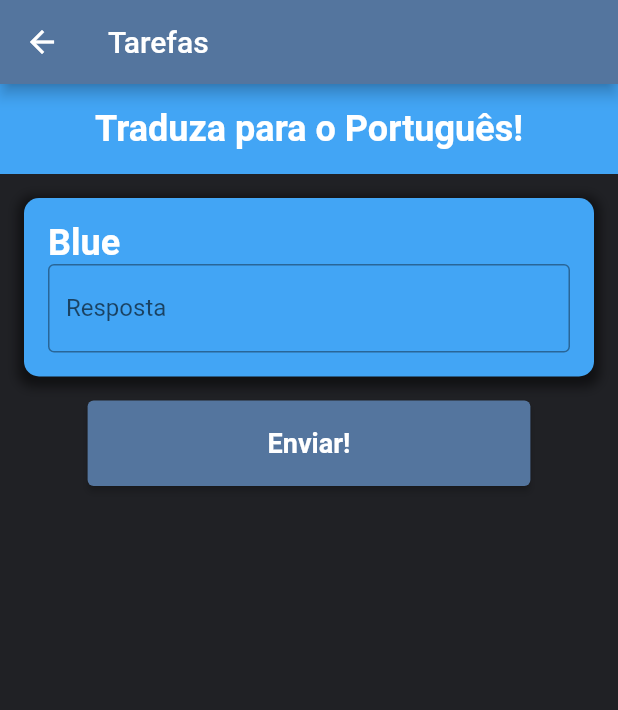
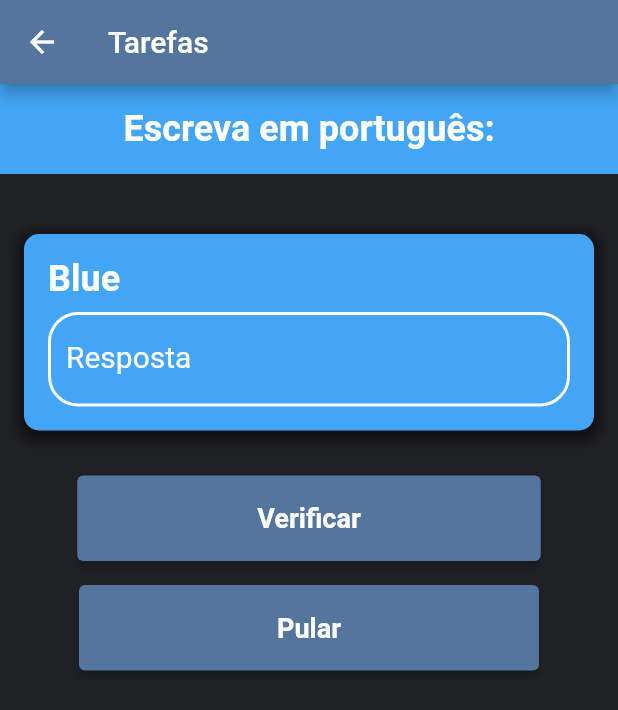
Before and after one commit to marcos-inja/app-estudo-de-ingles, a Flutter app: the TaskPage screen opened directly, on a phone screen of 412 x 824 dp. Shown: the top 710 px of the screen. Run offline on Flutter 3.47's test engine with Material 2 defaults, Android fonts, the phone set to English and light mode, and no system bars.

Commit message:
commit task full

```diff
--- a/unki/lib/pages/card_page.dart
+++ b/unki/lib/pages/card_page.dart
@@ -9,10 +9,12 @@ class CardPage extends StatelessWidget {
             onPressed: () {
               Navigator.push(
                 context,
+
                 MaterialPageRoute(builder: (context) => TaskPage()),
               );
             },
           ),
         ),
       );
+
 }
--- a/unki/lib/pages/task_page.dart
+++ b/unki/lib/pages/task_page.dart
@@ -1,3 +1,4 @@
+import 'package:flutter/cupertino.dart';
 import 'package:flutter/material.dart';
 
 class TaskPage extends StatelessWidget {
@@ -15,20 +16,23 @@ class TaskPage extends StatelessWidget {
       child: Column(
         crossAxisAlignment: CrossAxisAlignment.start,
         children: [
-        titulo(titulo: "Traduza para o Português!"),
+          titulo(texto: "Escreva em português:"),
           questao(palavra: "Blue"),
-        /*questao(palavra: "Black"),
-        questao(palavra: "White"),*/
           Align(
             alignment: Alignment.center,
-          child: botaoelevado(context),
-        )
+            child: botaoverificar(context),
+          ),
+          SizedBox(height: 16),
+          Align(
+            alignment: Alignment.center,
+            child: botaopular(context),
+          ),
         ],
       ),
     );
   }
 
-  Container titulo({required String titulo}) {
+  Container titulo({required String texto}) {
     return Container(
       padding: EdgeInsets.all(16),
       color: Colors.blue.shade400,
@@ -38,7 +42,7 @@ class TaskPage extends StatelessWidget {
           Align(
             alignment: Alignment.center,
             child: Text(
-              titulo,
+              texto,
               style: TextStyle(
                 fontSize: 24,
                 color: Colors.white,
@@ -66,7 +70,12 @@ class TaskPage extends StatelessWidget {
           ),
         ],
       ),
-      margin: EdgeInsets.all(16),
+      margin: EdgeInsets.only(
+        left: 16,
+        right: 16,
+        top: 40,
+        bottom: 30,
+      ),
       padding: EdgeInsets.all(16),
       child: Column(
         crossAxisAlignment: CrossAxisAlignment.start,
@@ -79,10 +88,24 @@ class TaskPage extends StatelessWidget {
               fontWeight: FontWeight.bold,
             ),
           ),
-          const TextField(
+          SizedBox(height: 8),
+          TextField(
+            style: TextStyle(
+              color: Colors.white,
+              fontSize: 20,
+            ),
             decoration: InputDecoration(
-              border: OutlineInputBorder(),
-              labelText: 'Resposta',
+              enabledBorder: OutlineInputBorder(
+                borderSide: BorderSide(color: Colors.white, width: 2),
+                borderRadius: BorderRadius.circular(20),
+              ),
+              focusedBorder: OutlineInputBorder(
+                borderSide: BorderSide(color: Colors.white, width: 2),
+                borderRadius: BorderRadius.circular(20),
+              ),
+              floatingLabelBehavior: FloatingLabelBehavior.never,
+              labelStyle: TextStyle(color: Colors.white),
+              labelText: "Resposta",
             ),
           ),
         ],
@@ -90,42 +113,30 @@ class TaskPage extends StatelessWidget {
     );
   }
 
-  botaoelevado(context) {
+  botaoverificar(context) {
     return ElevatedButton(
       style: ElevatedButton.styleFrom(
         padding: EdgeInsets.only(left: 120, right: 120, top: 18, bottom: 18),
         primary: Color(0xff54759E),
       ),
-
       onPressed: () {
-        /*Navigator.push(
-            context, MaterialPageRoute(builder: (context) => CardPage()));
-        */
-
         showDialog(
           context: context,
+          barrierDismissible: false,
           builder: (_) => new AlertDialog(
+            backgroundColor: Color(0xff202125),
             shape: RoundedRectangleBorder(
                 borderRadius: BorderRadius.all(Radius.circular(10.0))),
             content: Builder(
               builder: (context) {
-
-                      var height = MediaQuery.of(context).size.height;
-                      var width = MediaQuery.of(context).size.width;
-
-                      return Container(
-                        child: Text("ADOOOORO"),
-                        height: height - 300,
-                        width: width - 900,
+                return popup(context);
+              },
+            ),
+          ),
         );
       },
-                  ),
-                ));
-      },
-
-
       child: Text(
-        'Enviar!',
+        'Verificar',
         style: TextStyle(
           fontSize: 18,
           color: Colors.white,
@@ -134,4 +145,117 @@ class TaskPage extends StatelessWidget {
       ),
     );
   }
+
+  botaopular(context) {
+    return ElevatedButton(
+      style: ElevatedButton.styleFrom(
+        padding: EdgeInsets.only(left: 132, right: 132, top: 18, bottom: 18),
+        primary: Color(0xff54759E),
+      ),
+      onPressed: () {
+        showCupertinoDialog(
+          context: context,
+          barrierDismissible: false,
+          builder: (_) => new CupertinoAlertDialog(
+            title: Text(
+              "Atenção!",
+            ),
+            content: Text(
+              "Tem certeza que quer passar para a próxima pergunta?",
+            ),
+            actions: [
+              CupertinoDialogAction(
+                  child: Text(
+                    "Ainda não",
+                  ),
+                  onPressed: () {
+                    Navigator.of(context).pop();
+                  }),
+              CupertinoDialogAction(
+                child: Text(
+                  "Desisto :(",
+                  style: TextStyle(color: Colors.red),
+                ),
+                onPressed: () {
+                  Navigator.push(
+                    context,
+                    MaterialPageRoute(builder: (context) => new TaskPage()),
+                  );
+                },
+              ),
+            ],
+          ),
+        );
+      },
+      child: Text(
+        'Pular',
+        style: TextStyle(
+          fontSize: 18,
+          color: Colors.white,
+          fontWeight: FontWeight.bold,
+        ),
+      ),
+    );
   }
+
+  Container popup(context) {
+    var height = MediaQuery.of(context).size.height;
+    var width = MediaQuery.of(context).size.width;
+    return Container(
+      child: Column(
+        children: [
+          Align(
+            alignment: Alignment.topRight,
+            child: IconButton(
+              icon: Icon(Icons.close, size: 30, color: Colors.white),
+              onPressed: () {
+                Navigator.of(context).pop();
+              },
+            ),
+          ),
+          Icon(
+            Icons.check,
+            size: 100,
+            color: Colors.blue.shade400,
+          ),
+          Text(
+            'Parabéns!',
+            style: TextStyle(
+              fontSize: 28,
+              color: Colors.white,
+            ),
+          ),
+          Text(
+            'Você acertou a resposta!',
+            style: TextStyle(
+              fontSize: 24,
+              color: Colors.white,
+            ),
+          ),
+          SizedBox(height: 25),
+          ElevatedButton(
+            style: ElevatedButton.styleFrom(
+              padding: EdgeInsets.all(18),
+              primary: Color(0xff54759E),
+            ),
+            onPressed: () {
+              Navigator.push(
+                context,
+                MaterialPageRoute(builder: (context) => new TaskPage()),
+              );
+            },
+            child: Text(
+              'Avançar',
+              style: TextStyle(
+                fontSize: 20,
+                color: Colors.white,
+              ),
+            ),
+          ),
+        ],
+      ),
+      height: height - 375,
+      width: width - 1000,
+    );
+  }
+}
```
Lines whose indentation alone changed are shown as unchanged.
